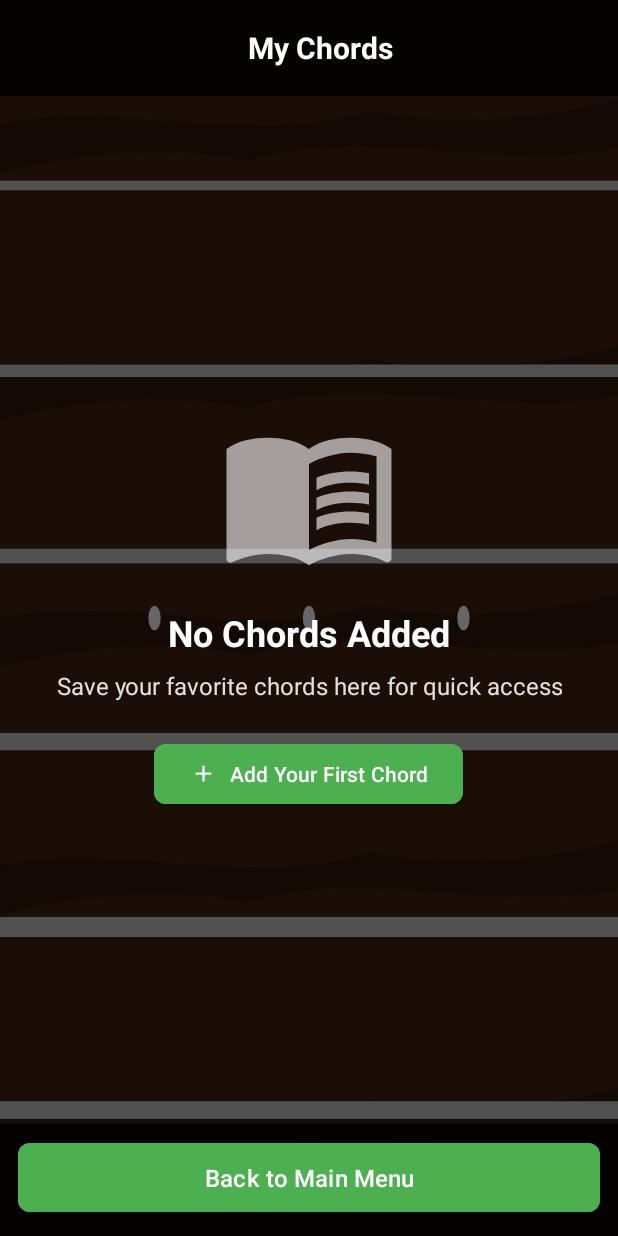
After one commit to Manvel134/ChordMateNew, an Android app: the MyChordsActivity screen opened directly, with no data from a screen before it, on a phone screen of 412 x 824 dp. The commit adds this screen. Run offline under Robolectric (Android 15) with nearby library versions, the phone set to English and light mode, and no system bars.

Commit message:
my chords added

```diff
--- a/app/src/main/AndroidManifest.xml
+++ b/app/src/main/AndroidManifest.xml
@@ -48,6 +48,11 @@
                 android:name="my.app.chordmate.VerificationActivity"
                 android:exported="false" />
 
+            <activity
+                android:name="my.app.chordmate.MyChordsActivity"
+                android:exported="false"
+                android:theme="@style/Theme.Material3.Light.NoActionBar"/>
+
         </application>
 
         <uses-permission android:name="android.permission.INTERNET" />
--- a/app/src/main/java/my/app/chordmate/MainMenuActivity.java
+++ b/app/src/main/java/my/app/chordmate/MainMenuActivity.java
@@ -2,7 +2,6 @@ package my.app.chordmate;
 
 import android.content.Intent;
 import android.os.Bundle;
-import android.view.View;
 import android.widget.ImageView;
 
 import androidx.appcompat.app.AppCompatActivity;
@@ -19,14 +18,19 @@ public class MainMenuActivity extends AppCompatActivity {
 
         // Initialize UI elements
         MaterialButton practiceButton = findViewById(R.id.practice_button);
+        MaterialButton myChordsButton = findViewById(R.id.my_chords_button);
         MaterialButton chordsButton = findViewById(R.id.chords_button);
         MaterialButton profileButton = findViewById(R.id.profile_button);
-        MaterialButton quitButton = findViewById(R.id.quit_button);
         ImageView profileIcon = findViewById(R.id.profile_icon);
 
         // Set click listeners
         practiceButton.setOnClickListener(v -> {
             Intent intent = new Intent(MainMenuActivity.this, MainActivity.class);
+            startActivity(intent);
+        });
+
+        myChordsButton.setOnClickListener(v -> {
+            Intent intent = new Intent(MainMenuActivity.this, MyChordsActivity.class);
             startActivity(intent);
         });
 
@@ -44,10 +48,5 @@ public class MainMenuActivity extends AppCompatActivity {
             Intent intent = new Intent(MainMenuActivity.this, ProfileActivity.class);
             startActivity(intent);
         });
-
-        quitButton.setOnClickListener(v -> {
-            finishAffinity();
-            System.exit(0);
-        });
     }
 }
--- /dev/null
+++ b/app/src/main/java/my/app/chordmate/MyChordsActivity.java
@@ -0,0 +1,43 @@
+package my.app.chordmate;
+
+import android.content.Intent;
+import android.os.Bundle;
+import android.view.View;
+import android.widget.Toast;
+
+import androidx.appcompat.app.AppCompatActivity;
+
+import com.example.chordmate.R;
+import com.google.android.material.button.MaterialButton;
+
+public class MyChordsActivity extends AppCompatActivity {
+
+    @Override
+    protected void onCreate(Bundle savedInstanceState) {
+        super.onCreate(savedInstanceState);
+        setContentView(R.layout.activity_my_chords);
+
+        // Initialize UI elements
+        View emptyStateContainer = findViewById(R.id.empty_state_container);
+        View chordsGrid = findViewById(R.id.chords_grid);
+        MaterialButton addChordButton = findViewById(R.id.add_chord_button);
+        MaterialButton backButton = findViewById(R.id.back_to_menu_button);
+
+        // For now, we always show the empty state
+        emptyStateContainer.setVisibility(View.VISIBLE);
+        chordsGrid.setVisibility(View.GONE);
+
+        // Set click listeners
+        addChordButton.setOnClickListener(v -> {
+            // For now, just show a toast message
+            // In a real implementation, you would navigate to a chord selection screen
+            Toast.makeText(MyChordsActivity.this, "Add chord feature coming soon!", Toast.LENGTH_SHORT).show();
+
+            // Optionally navigate to the chords library
+            // Intent intent = new Intent(MyChordsActivity.this, ChordsActivity.class);
+            // startActivity(intent);
+        });
+
+        backButton.setOnClickListener(v -> finish());
+    }
+}
--- a/app/src/main/res/layout/activity_main_menu.xml
+++ b/app/src/main/res/layout/activity_main_menu.xml
@@ -82,6 +82,20 @@
                 app:iconPadding="8dp" />
 
             <com.google.android.material.button.MaterialButton
+                android:id="@+id/my_chords_button"
+                android:layout_width="match_parent"
+                android:layout_height="wrap_content"
+                android:layout_marginBottom="16dp"
+                android:paddingTop="12dp"
+                android:paddingBottom="12dp"
+                android:text="My Chords"
+                android:textSize="16sp"
+                app:cornerRadius="8dp"
+                app:icon="@drawable/ic_my_chords"
+                app:iconGravity="textStart"
+                app:iconPadding="8dp" />
+
+            <com.google.android.material.button.MaterialButton
                 android:id="@+id/chords_button"
                 android:layout_width="match_parent"
                 android:layout_height="wrap_content"
@@ -99,7 +113,6 @@
                 android:id="@+id/profile_button"
                 android:layout_width="match_parent"
                 android:layout_height="wrap_content"
-                android:layout_marginBottom="16dp"
                 android:paddingTop="12dp"
                 android:paddingBottom="12dp"
                 android:text="My Profile"
@@ -107,20 +120,6 @@
                 app:cornerRadius="8dp"
                 app:backgroundTint="#3F51B5"
                 app:icon="@drawable/ic_profile"
-                app:iconGravity="textStart"
-                app:iconPadding="8dp" />
-
-            <com.google.android.material.button.MaterialButton
-                android:id="@+id/quit_button"
-                android:layout_width="match_parent"
-                android:layout_height="wrap_content"
-                android:paddingTop="12dp"
-                android:paddingBottom="12dp"
-                android:text="Quit"
-                android:textSize="16sp"
-                app:cornerRadius="8dp"
-                app:backgroundTint="#D32F2F"
-                app:icon="@drawable/ic_exit"
                 app:iconGravity="textStart"
                 app:iconPadding="8dp" />
 
--- /dev/null
+++ b/app/src/main/res/layout/activity_my_chords.xml
@@ -0,0 +1,146 @@
+<?xml version="1.0" encoding="utf-8"?>
+<RelativeLayout xmlns:android="http://schemas.android.com/apk/res/android"
+    xmlns:app="http://schemas.android.com/apk/res-auto"
+    xmlns:tools="http://schemas.android.com/tools"
+    android:layout_width="match_parent"
+    android:layout_height="match_parent"
+    android:background="@drawable/guitar_strings_bg"
+    tools:context="my.app.chordmate.MyChordsActivity">
+
+    <!-- Semi-transparent overlay -->
+    <View
+        android:id="@+id/overlay"
+        android:layout_width="match_parent"
+        android:layout_height="match_parent"
+        android:background="#99000000" />
+
+    <!-- Header with back button -->
+    <androidx.appcompat.widget.Toolbar
+        android:id="@+id/toolbar"
+        android:layout_width="match_parent"
+        android:layout_height="?attr/actionBarSize"
+        android:background="#CC000000"
+        android:elevation="4dp">
+
+        <RelativeLayout
+            android:layout_width="match_parent"
+            android:layout_height="match_parent">
+
+            <TextView
+                android:layout_width="wrap_content"
+                android:layout_height="wrap_content"
+                android:layout_centerInParent="true"
+                android:text="My Chords"
+                android:textColor="#FFFFFF"
+                android:textSize="20sp"
+                android:textStyle="bold" />
+        </RelativeLayout>
+    </androidx.appcompat.widget.Toolbar>
+
+    <!-- Main Content -->
+    <ScrollView
+        android:id="@+id/scrollView"
+        android:layout_width="match_parent"
+        android:layout_height="match_parent"
+        android:layout_above="@+id/bottom_action_bar"
+        android:layout_below="@+id/toolbar"
+        android:clipToPadding="false"
+        android:fillViewport="true"
+        android:padding="16dp">
+
+        <RelativeLayout
+            android:layout_width="match_parent"
+            android:layout_height="wrap_content">
+
+            <!-- Empty state container -->
+            <LinearLayout
+                android:id="@+id/empty_state_container"
+                android:layout_width="match_parent"
+                android:layout_height="wrap_content"
+                android:layout_centerInParent="true"
+                android:gravity="center"
+                android:orientation="vertical"
+                android:visibility="visible">
+
+                <ImageView
+                    android:layout_width="120dp"
+                    android:layout_height="120dp"
+                    android:src="@drawable/ic_library"
+                    android:alpha="0.6"
+                    android:tint="#FFFFFF" />
+
+                <TextView
+                    android:layout_width="wrap_content"
+                    android:layout_height="wrap_content"
+                    android:layout_marginTop="16dp"
+                    android:text="No Chords Added"
+                    android:textColor="#FFFFFF"
+                    android:textSize="24sp"
+                    android:textStyle="bold" />
+
+                <TextView
+                    android:layout_width="wrap_content"
+                    android:layout_height="wrap_content"
+                    android:layout_marginTop="8dp"
+                    android:gravity="center"
+                    android:text="Save your favorite chords here for quick access"
+                    android:textColor="#E0E0E0"
+                    android:textSize="16sp" />
+
+                <com.google.android.material.button.MaterialButton
+                    android:id="@+id/add_chord_button"
+                    android:layout_width="wrap_content"
+                    android:layout_height="wrap_content"
+                    android:layout_marginTop="24dp"
+                    android:backgroundTint="#4CAF50"
+                    android:paddingStart="24dp"
+                    android:paddingEnd="24dp"
+                    android:text="Add Your First Chord"
+                    android:textAllCaps="false"
+                    android:textColor="#FFFFFF"
+                    app:cornerRadius="8dp"
+                    app:icon="@drawable/ic_my_chords"
+                    app:iconGravity="textStart"
+                    app:iconPadding="8dp" />
+            </LinearLayout>
+
+            <!-- Grid layout for chords (initially hidden) -->
+            <GridLayout
+                android:id="@+id/chords_grid"
+                android:layout_width="match_parent"
+                android:layout_height="wrap_content"
+                android:columnCount="2"
+                android:padding="8dp"
+                android:alignmentMode="alignMargins"
+                android:useDefaultMargins="true"
+                android:visibility="gone">
+
+                <!-- Chord cards will be added here dynamically -->
+
+            </GridLayout>
+        </RelativeLayout>
+    </ScrollView>
+
+    <!-- Fixed Back button at bottom -->
+    <LinearLayout
+        android:id="@+id/bottom_action_bar"
+        android:layout_width="match_parent"
+        android:layout_height="wrap_content"
+        android:layout_alignParentBottom="true"
+        android:background="#CC000000"
+        android:elevation="8dp"
+        android:padding="12dp">
+
+        <com.google.android.material.button.MaterialButton
+            android:id="@+id/back_to_menu_button"
+            android:layout_width="match_parent"
+            android:layout_height="wrap_content"
+            android:backgroundTint="#4CAF50"
+            android:padding="12dp"
+            android:text="Back to Main Menu"
+            android:textAllCaps="false"
+            android:textColor="#FFFFFF"
+            android:textSize="16sp"
+            app:cornerRadius="8dp" />
+    </LinearLayout>
+</RelativeLayout>
```
Also changed, not shown: app/src/main/res/drawable/ic_my_chords.xml (renamed from app/src/main/res/drawable/ic_exit.xml).
